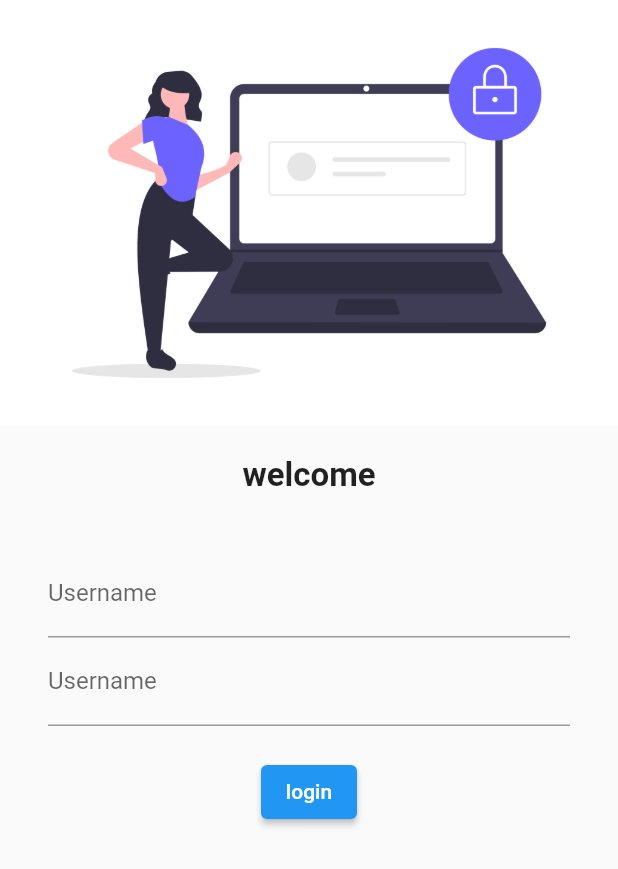
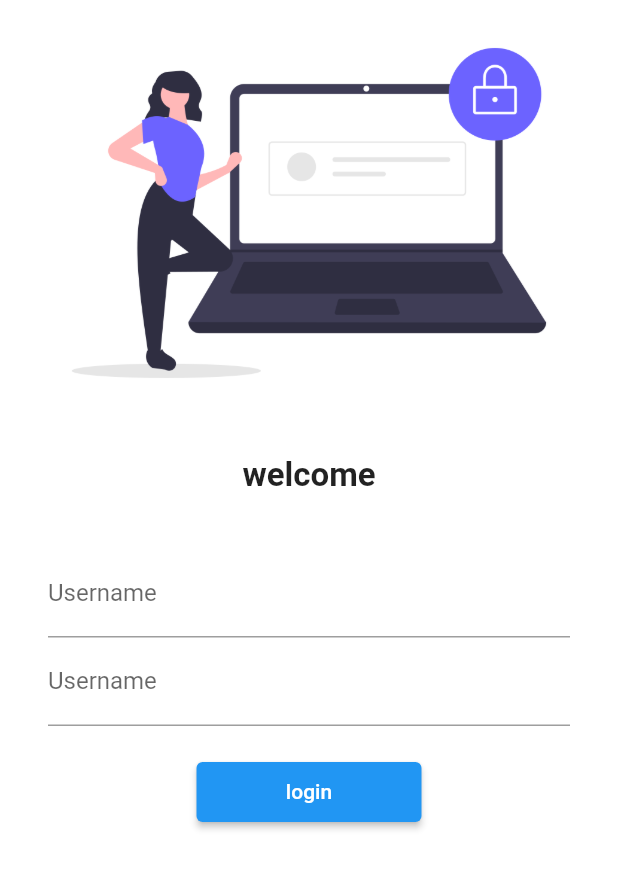
Before and after one commit to Trackonic/flutter, a Flutter app: the screen it shows after launch, on a phone screen of 412 x 824 dp. Shown: the top 869 px of the screen. Run offline on Flutter 3.47's test engine with Material 2 defaults, Android fonts, the phone set to English and light mode, and no system bars; our stand-ins replace google_fonts.

Commit message:
day 5 completed

```diff
--- a/lib/Login_page.dart
+++ b/lib/Login_page.dart
@@ -1,9 +1,12 @@
 import 'package:flutter/material.dart';
+import 'package:flutter_application_2/util/rutes.dart';
  class LoginPage extends StatelessWidget {
 
   @override
   Widget build(BuildContext context) {
     return Material(
+      color: Colors.white,
+      child:SingleChildScrollView(
 
       child: Column(
         children: [
@@ -44,16 +47,18 @@ import 'package:flutter/material.dart';
         ),
        ElevatedButton(
         child: Text("login"),
-       style: TextButton.styleFrom(),
+       style: TextButton.styleFrom(minimumSize:Size(150,40) ),
        onPressed: () {
-        print("hi chirag");
+        Navigator.pushNamed(
+          context, MyRoutes.homeRoute);
        },
        ),
           ]
-          ),
+        ),
         ),
 
-      ],)
-    );
+      ],
+      )
+    ));
   }
 }
--- a/lib/main.dart
+++ b/lib/main.dart
@@ -1,5 +1,6 @@
 import 'package:flutter/material.dart';
 import 'package:flutter_application_2/home.dart';
+import 'package:flutter_application_2/util/rutes.dart';
 import 'package:google_fonts/google_fonts.dart';
 import 'package:flutter_application_2/login_page.dart';
 void main() {
@@ -22,11 +23,11 @@ class MyWidget extends StatelessWidget {
 
       darkTheme: ThemeData(
         brightness: Brightness.light),
-
+        initialRoute: "/",
         routes:{
           "/":(context) => LoginPage(),
-          "home":(context) => HomePage(),
-          "/login":(context) => LoginPage(),
+          MyRoutes.homeRoute:(context) => HomePage(),
+          MyRoutes.loginRoute:(context) => LoginPage(),
 
         },
 
--- /dev/null
+++ b/lib/util/rutes.dart
@@ -0,0 +1,5 @@
+class MyRoutes{
+  static String loginRoute ="/login";
+  static String homeRoute ="/home";
+
+}
```
